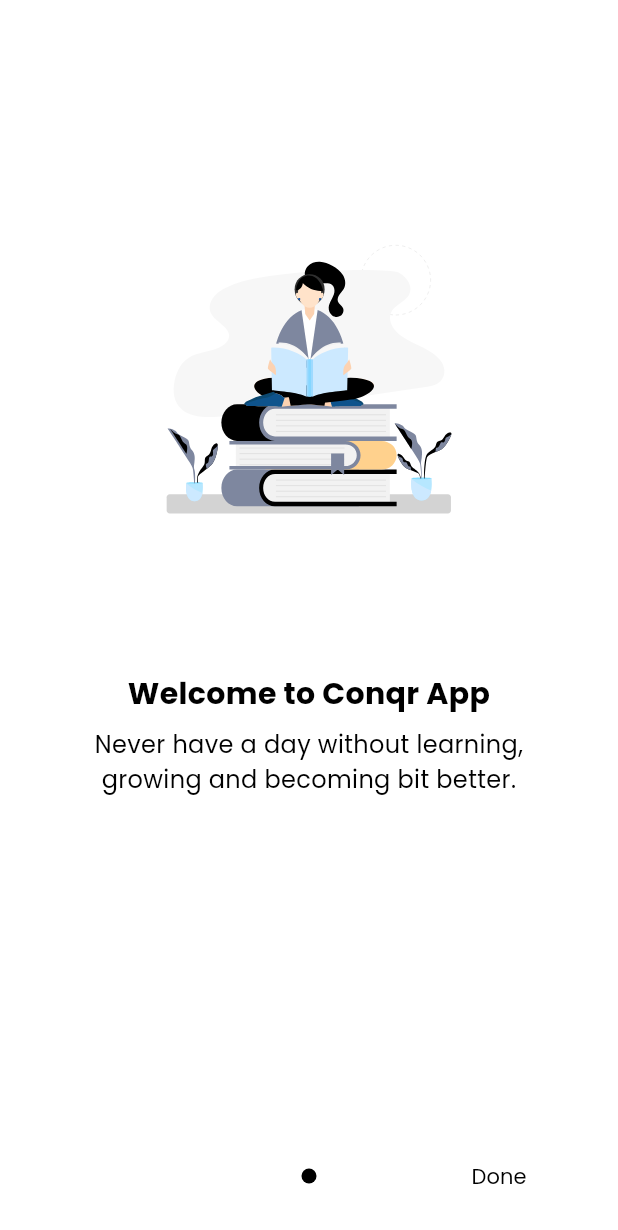
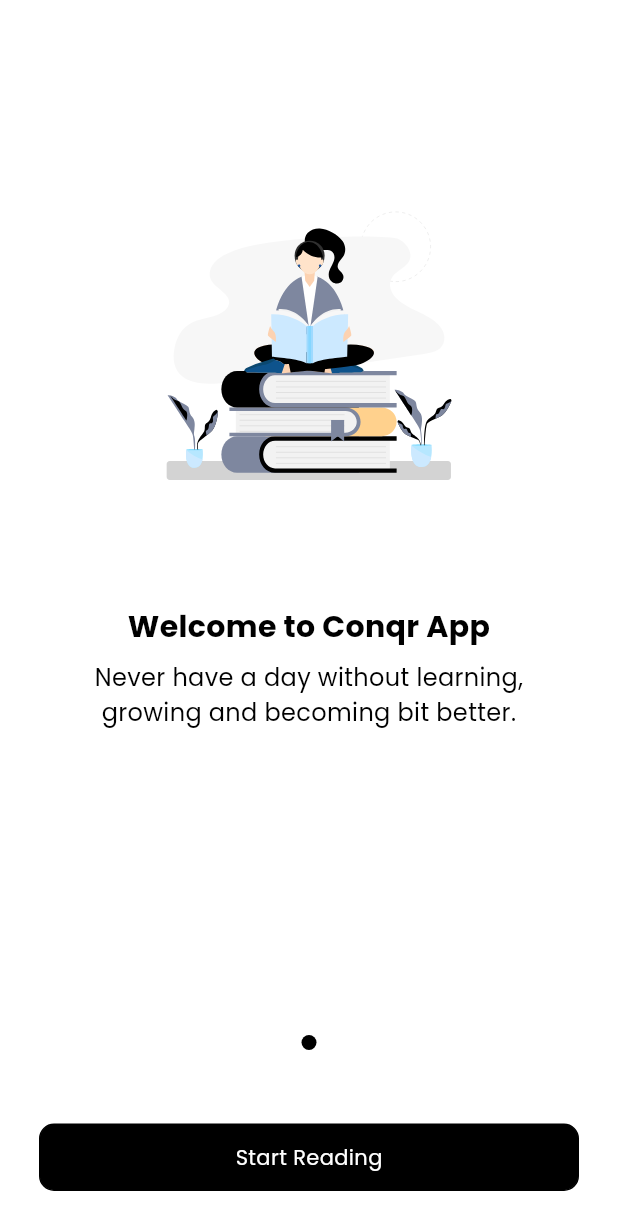
Before and after one commit to Parth-Code-Flutter/conqr_new, a Flutter app: the screen it shows after launch, on a phone screen of 412 x 824 dp. Shown: the top 1230 px of the screen. Run offline on Flutter 3.47's test engine with Material 3 defaults, Android fonts, the phone set to English and light mode, and no system bars; drawn by our look-alikes of introduction_screen; our stand-ins replace flutter_localization, flutter_svg, get.

Commit message:
- added common_button.dart file  - change "done" button to "start reading" button

```diff
--- a/lib/screens/introduction_screen/intro_screen.dart
+++ b/lib/screens/introduction_screen/intro_screen.dart
@@ -3,6 +3,7 @@
 import 'package:conqr_new/constants/localization.dart';
 import 'package:conqr_new/routes/app_pages.dart';
 import 'package:conqr_new/utils/text_styles.dart';
+import 'package:conqr_new/widgets/common_button.dart';
 import 'package:flutter/foundation.dart';
 import 'package:flutter/material.dart';
 import 'package:flutter_localization/flutter_localization.dart';
@@ -16,7 +17,11 @@
   @override
   Widget build(BuildContext context) {
     return Scaffold(
-      body: IntroductionScreen(globalBackgroundColor: kColorWhite,
+      body: Column(
+        children: [
+          Expanded(
+            child: IntroductionScreen(
+                globalBackgroundColor: kColorWhite,
                 pages: [
                   // PageViewModel(
                   //   title: AppLocal.kWelcomeToConqrApp.getString(context),
@@ -48,13 +53,26 @@
                 },
                 //ClampingScrollPhysics prevent the scroll offset from exceeding the bounds of the content.
                 scrollPhysics: const ClampingScrollPhysics(),
-          showDoneButton: true,
+                showDoneButton: false,
                 showNextButton: false,
                 showSkipButton: false,
                 skip: const Text("Skip", style: TextStyle(fontWeight: FontWeight.w600)),
                 next: const Icon(Icons.forward),
-          done:  Text("Done", style: TextStyles.kPrimaryRegularPoppins()),
+                done: Text("Start Reading", style: TextStyles.kPrimaryRegularPoppins()),
                 dotsDecorator: getDotsDecorator()),
+          ),
+          Padding(
+            padding: EdgeInsets.only(bottom: 30, left: 26, right: 26,top: 14),
+            child: commonButton(
+              onPressed: () {
+                Get.offAllNamed(Routes.bottomNav);
+              },
+              buttonText: 'Start Reading',
+              textStyle: TextStyles.kPrimaryRegularPoppins(colors: kColorWhite),
+            ),
+          )
+        ],
+      ),
     );
   }
 
@@ -70,13 +88,13 @@
 
   //method to customise the page style
   PageDecoration getPageDecoration() {
-    return  PageDecoration(
+    return PageDecoration(
       imagePadding: EdgeInsets.only(top: 120),
       pageColor: Colors.white,
       titleTextStyle: TextStyles.kPrimaryBoldPoppins(fontSize: TextStyles.k20FontSize),
       bodyPadding: EdgeInsets.only(top: 8, left: 20, right: 20),
       titlePadding: EdgeInsets.only(top: 50),
-      bodyTextStyle: TextStyles.kPrimaryRegularPoppins(fontWeight: FontWeight.w500,fontSize: TextStyles.k16FontSize),
+      bodyTextStyle: TextStyles.kPrimaryRegularPoppins(fontWeight: FontWeight.w500, fontSize: TextStyles.k16FontSize),
     );
   }
 
@@ -85,7 +103,7 @@
     return const DotsDecorator(
       spacing: EdgeInsets.symmetric(horizontal: 8),
       activeColor: kColorBlack,
-      color: kColorDivider  ,
+      color: kColorDivider,
       activeSize: Size(10, 10),
       activeShape: RoundedRectangleBorder(
         borderRadius: BorderRadius.all(Radius.circular(25.0)),
--- /dev/null
+++ b/lib/widgets/common_button.dart
@@ -0,0 +1,53 @@
+import 'package:conqr_new/constants/color_constants.dart';
+import 'package:conqr_new/utils/text_styles.dart';
+import 'package:flutter/material.dart';
+import 'package:get/get.dart';
+import 'package:get/get_core/src/get_main.dart';
+
+commonButton({
+  required VoidCallback onPressed,
+  String? buttonText,
+  Color? textColor,
+  Color? buttonColor,
+  Color? buttonBorderColor,
+  double? buttonHeight,
+  Widget? buttonIcon,
+  double? buttonWidth,
+  TextStyle? textStyle,
+}) {
+  return GestureDetector(
+    onTap: onPressed,
+    child: Container(
+      height: buttonHeight ?? 45,
+      width: buttonWidth ?? Get.width,
+      decoration: BoxDecoration(
+        color: buttonColor ?? kColorPrimary,
+        borderRadius: BorderRadius.circular(10),
+        border: Border.all(color: buttonBorderColor ?? kColorPrimary),
+      ),
+      child: Row(
+        mainAxisAlignment: MainAxisAlignment.center,
+        children: [
+          Text(buttonText ?? "", style: textStyle ?? TextStyles.kPrimaryRegularRobotoSlab(colors: textColor ?? kColorWhite)),
+          buttonIcon != null ? const SizedBox(width: 10) : Container(),
+          buttonIcon ?? const SizedBox()
+        ],
+      ),
+      // child: ElevatedButton(
+      //   onPressed: onPressed,
+      //   style: ElevatedButton.styleFrom(
+      //       backgroundColor:buttonColor??kColorPrimary
+      //   ),
+      //   child: Row(
+      //     mainAxisAlignment: MainAxisAlignment.center,
+      //     children: [
+      //       Text(buttonText ?? "", style: TextStyles.kPrimaryRegularInter(
+      //           colors: textColor ?? kButtonTextColor)),
+      //       const SizedBox(width: 10),
+      //       buttonIcon??const SizedBox()
+      //     ],
+      //   ),
+      // ),
+    ),
+  );
+}
```
Lines whose indentation alone changed are shown as unchanged.
